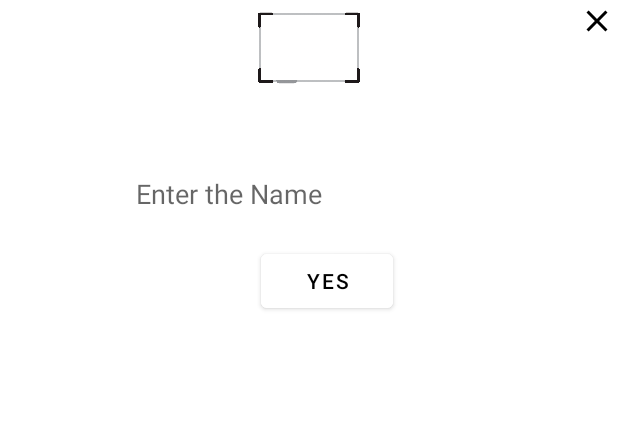
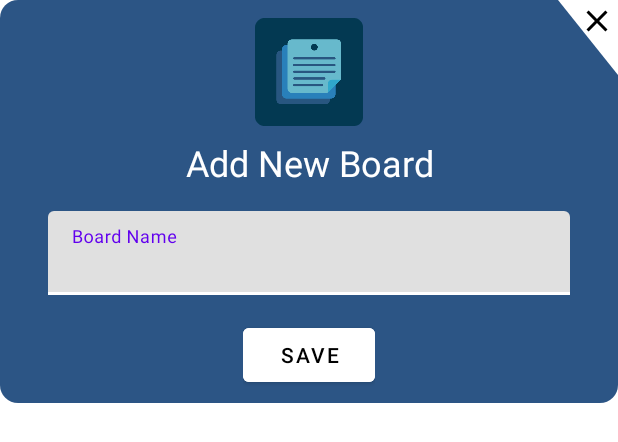
Before and after one commit to rishivarma853/TASK_TECHTOIDS_ANDROID, an Android app: the layout board_dialog_box.xml on its own in the app's theme, with its tools: preview values and no code run, on a phone screen of 412 x 824 dp. Shown: the top 442 px of the screen. Run offline under Robolectric (Android 15) with nearby library versions, the phone set to English and light mode, and no system bars.

Commit message:
updated search bar, dialog; added avatar image for board

```diff
--- a/NOTA-App/app/src/main/java/ca/lcit22fw/madt/techtoids/android/nota_app/TaskScreenActivity.java
+++ b/NOTA-App/app/src/main/java/ca/lcit22fw/madt/techtoids/android/nota_app/TaskScreenActivity.java
@@ -25,6 +25,8 @@ public class TaskScreenActivity extends AppCompatActivity {
             startSignIn();
             return;
         }
+
+        binding.home.setOnClickListener(v -> {finish();});
     }
 
     @Override
--- a/NOTA-App/app/src/main/java/ca/lcit22fw/madt/techtoids/android/nota_app/adapter/BoardListAdapter.java
+++ b/NOTA-App/app/src/main/java/ca/lcit22fw/madt/techtoids/android/nota_app/adapter/BoardListAdapter.java
@@ -10,6 +10,7 @@ import com.firebase.ui.firestore.FirestoreRecyclerOptions;
 
 import ca.lcit22fw.madt.techtoids.android.nota_app.databinding.BoardItemBinding;
 import ca.lcit22fw.madt.techtoids.android.nota_app.model.Board;
+import ca.lcit22fw.madt.techtoids.android.nota_app.ui.AvatarPlaceholder;
 import ca.lcit22fw.madt.techtoids.android.nota_app.ui.BoardViewHolder;
 
 public class BoardListAdapter extends FirestoreRecyclerAdapter<Board, BoardViewHolder> {
@@ -22,7 +23,7 @@ public class BoardListAdapter extends FirestoreRecyclerAdapter<Board, BoardViewH
     @Override
     protected void onBindViewHolder(@NonNull BoardViewHolder holder, int position, @NonNull Board model) {
         holder.binding.boardTitle.setText(model.getTitle());
-
+        holder.binding.boardAvatar.setImageDrawable(new AvatarPlaceholder(model.getTitle(), 50));
         holder.binding.getRoot().setOnClickListener(v -> {
             onItemClickListener.onItemClick(model);
         });
--- /dev/null
+++ b/NOTA-App/app/src/main/res/drawable/arrow_back.xml
@@ -0,0 +1,5 @@
+<vector android:autoMirrored="true" android:height="24dp"
+    android:tint="#000000" android:viewportHeight="24"
+    android:viewportWidth="24" android:width="24dp" xmlns:android="http://schemas.android.com/apk/res/android">
+    <path android:fillColor="@android:color/white" android:pathData="M20,11H7.83l5.59,-5.59L12,4l-8,8 8,8 1.41,-1.41L7.83,13H20v-2z"/>
+</vector>
--- a/NOTA-App/app/src/main/res/drawable/corner.xml
+++ b/NOTA-App/app/src/main/res/drawable/corner.xml
@@ -1,6 +1,11 @@
 <?xml version="1.0" encoding="utf-8"?>
-<vector android:autoMirrored="true" android:height="105dp"
-    android:viewportHeight="105" android:viewportWidth="81"
-    android:width="81dp" xmlns:android="http://schemas.android.com/apk/res/android">
-    <path android:fillColor="#fff" android:pathData="M0,0H81V105Z"/>
+<vector xmlns:android="http://schemas.android.com/apk/res/android"
+    android:width="81dp"
+    android:height="105dp"
+    android:autoMirrored="true"
+    android:viewportWidth="81"
+    android:viewportHeight="105">
+    <path
+        android:fillColor="#fff"
+        android:pathData="M0,0H81V105Z" />
 </vector>
--- a/NOTA-App/app/src/main/res/layout/alert_input.xml
+++ b/NOTA-App/app/src/main/res/layout/alert_input.xml
@@ -5,13 +5,11 @@
     android:layout_height="wrap_content"
     android:padding="8dp">
 
-
     <com.google.android.material.textfield.TextInputLayout
         android:id="@+id/input"
         android:layout_width="match_parent"
         android:layout_height="wrap_content"
-        app:boxBackgroundColor="@android:color/transparent"
-        >
+        app:boxBackgroundColor="@android:color/transparent">
 
         <com.google.android.material.textfield.TextInputEditText
             android:layout_width="match_parent"
--- a/NOTA-App/app/src/main/res/layout/board_dialog_box.xml
+++ b/NOTA-App/app/src/main/res/layout/board_dialog_box.xml
@@ -1,94 +1,94 @@
 <?xml version="1.0" encoding="utf-8"?>
 <RelativeLayout xmlns:android="http://schemas.android.com/apk/res/android"
-    xmlns:tools="http://schemas.android.com/tools"
+    xmlns:app="http://schemas.android.com/apk/res-auto"
     android:layout_width="match_parent"
     android:layout_height="wrap_content"
-    >
+    android:background="@drawable/bg_window">
 
-    <RelativeLayout
-        android:layout_width="match_parent"
-        android:layout_height="wrap_content">
+
     <View
         android:layout_width="40dp"
         android:layout_height="50dp"
-            android:background="@drawable/corner"
+        android:layout_alignParentTop="true"
         android:layout_alignParentEnd="true"
-            android:layout_alignParentRight="true" />
+        android:background="@drawable/corner" />
+
     <ImageView
         android:id="@+id/btn_close"
         android:layout_width="24dp"
         android:layout_height="24dp"
+        android:layout_alignParentEnd="true"
         android:layout_marginTop="2dp"
         android:layout_marginEnd="2dp"
-            android:src="@drawable/clear"
-            android:layout_alignParentEnd="true"
-            android:layout_marginRight="2dp"
-            android:layout_alignParentRight="true" />
+        android:src="@drawable/clear" />
+
     <LinearLayout
         android:layout_width="match_parent"
         android:layout_height="wrap_content"
         android:orientation="vertical">
+
         <ImageView
             android:id="@+id/img_icon"
-                android:layout_width="40dp"
-                android:layout_height="40dp"
-                android:src="@drawable/whiteboard"
-                android:scaleY="2.5"
-                android:scaleX="2.5"
-                android:elevation="8dp"
-                android:layout_gravity="center_horizontal"
-                android:layout_marginTop="12dp"/>
-
-            <TextView
-                android:id="@+id/txttite"
-                android:layout_marginTop="20dp"
             android:layout_width="wrap_content"
             android:layout_height="wrap_content"
             android:layout_gravity="center_horizontal"
+            android:layout_marginTop="12dp"
+            android:elevation="8dp"
+            android:src="@mipmap/ic_launcher" />
+
+        <TextView
+            android:id="@+id/dialog_header"
+            android:layout_width="wrap_content"
+            android:layout_height="wrap_content"
+            android:layout_gravity="center_horizontal"
+            android:layout_marginVertical="8dp"
             android:text="Add New Board"
+            android:textAlignment="center"
             android:textColor="@color/white"
-                android:textSize="25sp" />
-            <EditText
-                android:id="@+id/editText"
-                android:layout_width="250dp"
+            android:textSize="24sp" />
+
+        <com.google.android.material.textfield.TextInputLayout
+            android:id="@+id/input"
+            android:layout_width="match_parent"
             android:layout_height="wrap_content"
-                android:background="@drawable/et_style"
-                android:layout_gravity="center"
-                android:hint="Enter the Name"
-                android:padding="10dp" />
+            android:layout_marginHorizontal="32dp"
+            android:layout_marginVertical="8dp"
+            app:boxBackgroundMode="filled"
+            app:boxStrokeColor="@color/white">
+
+            <com.google.android.material.textfield.TextInputEditText
+                android:layout_width="match_parent"
+                android:layout_height="wrap_content"
+                android:hint="Board Name"
+                android:textColor="@color/black" />
+        </com.google.android.material.textfield.TextInputLayout>
 
         <LinearLayout
-                android:layout_width="match_parent"
+            android:layout_width="wrap_content"
             android:layout_height="wrap_content"
-                android:orientation="horizontal"
-                android:gravity="center_horizontal"
-                android:layout_marginBottom="8dp"
-                android:layout_marginTop="12dp">
+            android:layout_gravity="center"
+            android:layout_marginVertical="8dp"
+            android:orientation="horizontal">
 
-                <!--                <Button-->
-                <!--                    android:id="@+id/btn_no"-->
-                <!--                    android:layout_width="wrap_content"-->
-                <!--                    android:layout_height="wrap_content"-->
-                <!--                    android:text="No"-->
-                <!--                    android:textColor="@color/black"-->
-                <!--                    android:backgroundTint="#FF0072D4"/>-->
+            <!--            <Button-->
+            <!--                android:id="@+id/btn_no"-->
+            <!--                android:layout_width="wrap_content"-->
+            <!--                android:layout_height="wrap_content"-->
+            <!--                android:backgroundTint="@color/design_default_color_error"-->
+            <!--                android:text="Cancel"-->
+            <!--                android:textColor="@color/white" />-->
 
             <Button
                 android:id="@+id/btn_yes"
                 android:layout_width="wrap_content"
                 android:layout_height="wrap_content"
-                    android:text="Yes"
-                    android:textColorHint="@color/black"
                 android:backgroundTint="@color/white"
-                    android:layout_marginStart="24dp"
-                    android:layout_marginLeft="24dp"
-                    android:textColor="@color/black"/>
+                android:text="Save"
+                android:textColor="@color/black" />
 
         </LinearLayout>
 
     </LinearLayout>
-    </RelativeLayout>
-
 
 
 </RelativeLayout>
```
Also changed, not shown: NOTA-App/app/src/main/java/ca/lcit22fw/madt/techtoids/android/nota_app/HomeScreenActivity.java (+7 -4 lines), NOTA-App/app/src/main/java/ca/lcit22fw/madt/techtoids/android/nota_app/helper/StringUtils.java (added, +16 -0 lines), NOTA-App/app/src/main/java/ca/lcit22fw/madt/techtoids/android/nota_app/ui/AvatarPlaceholder.java (added, +123 -0 lines), NOTA-App/app/src/main/res/layout/activity_home_screen.xml (+4 -12 lines), NOTA-App/app/src/main/res/layout/activity_task_screen.xml (+12 -13 lines), NOTA-App/app/src/main/res/layout/board_item.xml (+21 -28 lines), NOTA-App/app/src/main/res/layout/fab.xml (added, +13 -0 lines), NOTA-App/app/src/main/res/values/themes.xml (+6 -2 lines). Lines whose indentation alone changed are shown as unchanged.
